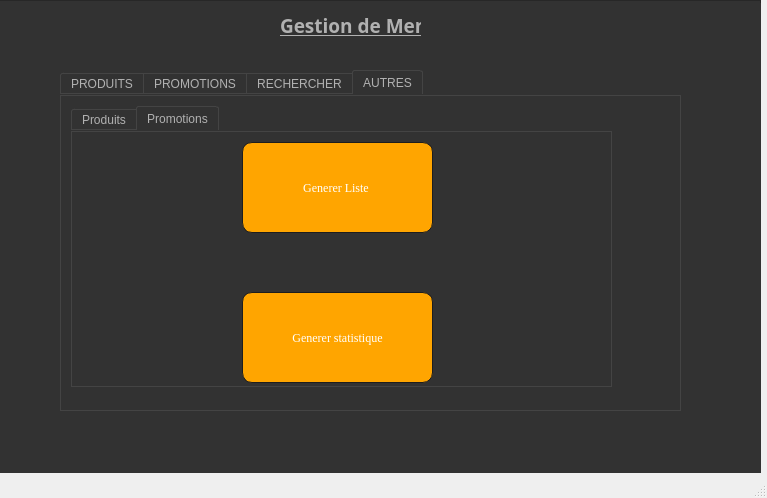
Qt form mainwindow.ui (Asma-Mab/Smart_Restaurant_2A24) before a commit.
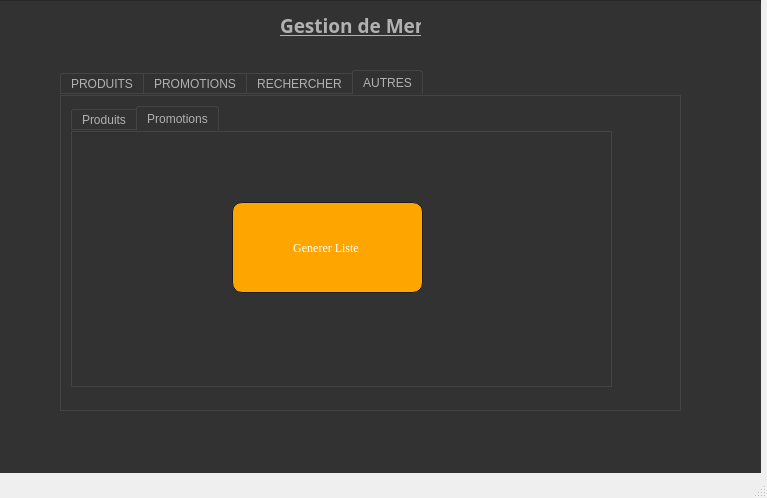
The same form after that commit. The open tabs and pages were chosen to show the change. Icons and pictures are not drawn.

```diff
--- a/mainwindow.ui
+++ b/mainwindow.ui
@@ -2164,8 +2164,8 @@
         <widget class="QPushButton" name="pdf_teurs">
          <property name="geometry">
           <rect>
-           <x>170</x>
-           <y>10</y>
+           <x>160</x>
+           <y>70</y>
            <width>191</width>
            <height>91</height>
           </rect>
@@ -2193,38 +2193,6 @@
           <string>Generer Liste </string>
          </property>
         </widget>
-        <widget class="QPushButton" name="pdf_teurs_2">
-         <property name="geometry">
-          <rect>
-           <x>170</x>
-           <y>160</y>
-           <width>191</width>
-           <height>91</height>
-          </rect>
-         </property>
-         <property name="font">
-          <font>
-           <family>Times New Roman</family>
-           <pointsize>-1</pointsize>
-          </font>
-         </property>
-         <property name="styleSheet">
-          <string notr="true">*{
-color:rgb(255, 255, 255);
-
-}
-QPushButton {
-border-radius: 10px;
-background-color: orange;
-}
-QPushButton:hover{
-background-color: rgb(255,165,0,0.5);
-}</string>
-         </property>
-         <property name="text">
-          <string>Generer statistique</string>
-         </property>
-        </widget>
        </widget>
       </widget>
      </widget>
```
Left out of the diff: 42 changed lines with no effect on the pictures.
